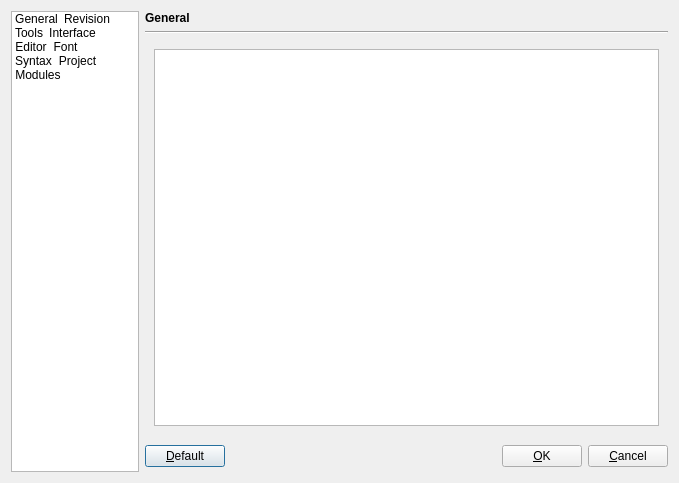
phoenix741/xinx, file xinx/ui/custom.ui: the form before one commit.
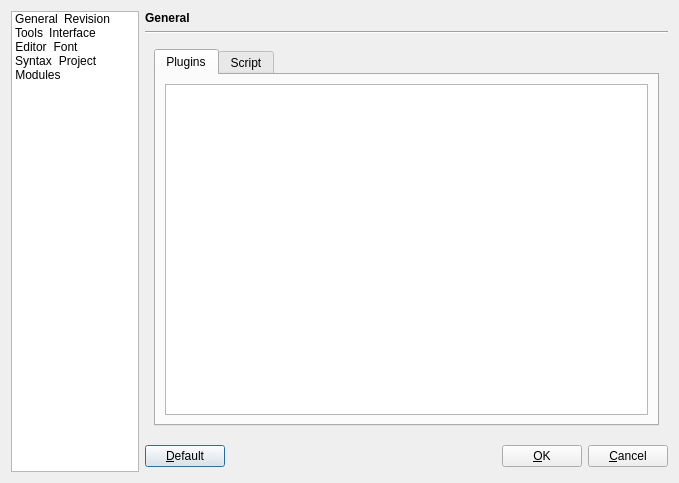
The form after the commit. The open tabs and pages were chosen to show the change. Icons and pictures are not drawn. Custom widgets are drawn as their Qt base class.

Commit message: Correction sur les plugins

What changed in the file:
```diff
--- a/xinx/ui/custom.ui
+++ b/xinx/ui/custom.ui
@@ -886,7 +886,31 @@
      <widget class="QWidget" name="m_modules" >
       <layout class="QGridLayout" >
        <item row="0" column="0" >
-        <widget class="XinxPluginSelector" name="m_pluginListView" />
+        <widget class="QTabWidget" name="tabWidget" >
+         <property name="currentIndex" >
+          <number>0</number>
+         </property>
+         <widget class="QWidget" name="tab" >
+          <attribute name="title" >
+           <string>Plugins</string>
+          </attribute>
+          <layout class="QGridLayout" >
+           <item row="0" column="0" >
+            <widget class="XinxPluginSelector" name="m_pluginListView" />
+           </item>
+          </layout>
+         </widget>
+         <widget class="QWidget" name="Tab_2" >
+          <attribute name="title" >
+           <string>Script</string>
+          </attribute>
+          <layout class="QGridLayout" >
+           <item row="0" column="0" >
+            <widget class="QListView" name="m_scriptListView" />
+           </item>
+          </layout>
+         </widget>
+        </widget>
        </item>
       </layout>
      </widget>
```
The commit also changes 1 other file.
